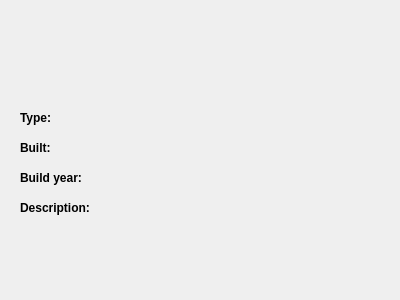
This is vika3/ui/moreinfocomputer.ui in hlynurstef/Verklegt-namskeid-1-vika-3 as Qt 5 draws it before an edit. The edited form follows.
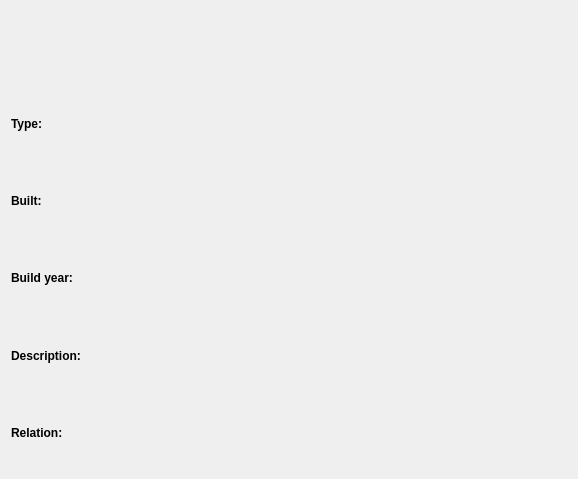
This is the edited form. Icons and pictures are not drawn.

Diff of the .ui file:
```diff
--- a/vika3/ui/moreinfocomputer.ui
+++ b/vika3/ui/moreinfocomputer.ui
@@ -6,10 +6,16 @@
    <rect>
     <x>0</x>
     <y>0</y>
-    <width>400</width>
-    <height>300</height>
+    <width>578</width>
+    <height>479</height>
    </rect>
   </property>
+  <property name="minimumSize">
+   <size>
+    <width>578</width>
+    <height>479</height>
+   </size>
+  </property>
   <property name="windowTitle">
    <string>More Information</string>
   </property>
@@ -17,15 +23,56 @@
    <iconset resource="resources.qrc">
     <normaloff>:/icons/Images/information.png</normaloff>:/icons/Images/information.png</iconset>
   </property>
+  <layout class="QGridLayout" name="gridLayout">
+   <item row="3" column="1">
+    <widget class="QLabel" name="label_buildYear">
+     <property name="text">
+      <string/>
+     </property>
+    </widget>
+   </item>
+   <item row="1" column="1">
+    <widget class="QLabel" name="label_type">
+     <property name="text">
+      <string/>
+     </property>
+    </widget>
+   </item>
+   <item row="2" column="1">
+    <widget class="QLabel" name="label_built">
+     <property name="text">
+      <string/>
+     </property>
+    </widget>
+   </item>
+   <item row="2" column="0">
+    <widget class="QLabel" name="built">
+     <property name="font">
+      <font>
+       <weight>75</weight>
+       <bold>true</bold>
+      </font>
+     </property>
+     <property name="text">
+      <string>Built: </string>
+     </property>
+    </widget>
+   </item>
+   <item row="1" column="0">
+    <widget class="QLabel" name="type">
+     <property name="font">
+      <font>
+       <weight>75</weight>
+       <bold>true</bold>
+      </font>
+     </property>
+     <property name="text">
+      <string>Type: </string>
+     </property>
+    </widget>
+   </item>
+   <item row="0" column="0" colspan="2">
   <widget class="QLabel" name="label_name">
-   <property name="geometry">
-    <rect>
-     <x>20</x>
-     <y>10</y>
-     <width>361</width>
-     <height>71</height>
-    </rect>
-   </property>
    <property name="font">
     <font>
      <family>Small Fonts</family>
@@ -38,53 +85,16 @@
     <string/>
    </property>
   </widget>
-  <widget class="QLabel" name="type">
-   <property name="geometry">
-    <rect>
-     <x>20</x>
-     <y>110</y>
-     <width>55</width>
-     <height>16</height>
-    </rect>
-   </property>
-   <property name="font">
-    <font>
-     <weight>75</weight>
-     <bold>true</bold>
-    </font>
-   </property>
+   </item>
+   <item row="4" column="1">
+    <widget class="QLabel" name="label_description">
    <property name="text">
-    <string>Type: </string>
-   </property>
-  </widget>
-  <widget class="QLabel" name="built">
-   <property name="geometry">
-    <rect>
-     <x>20</x>
-     <y>140</y>
-     <width>55</width>
-     <height>16</height>
-    </rect>
-   </property>
-   <property name="font">
-    <font>
-     <weight>75</weight>
-     <bold>true</bold>
-    </font>
-   </property>
-   <property name="text">
-    <string>Built: </string>
-   </property>
-  </widget>
+      <string/>
+     </property>
+    </widget>
+   </item>
+   <item row="3" column="0">
   <widget class="QLabel" name="buildYear">
-   <property name="geometry">
-    <rect>
-     <x>20</x>
-     <y>170</y>
-     <width>71</width>
-     <height>16</height>
-    </rect>
-   </property>
    <property name="font">
     <font>
      <weight>75</weight>
@@ -95,15 +105,9 @@
     <string>Build year:</string>
    </property>
   </widget>
+   </item>
+   <item row="4" column="0">
   <widget class="QLabel" name="description">
-   <property name="geometry">
-    <rect>
-     <x>20</x>
-     <y>200</y>
-     <width>81</width>
-     <height>16</height>
-    </rect>
-   </property>
    <property name="font">
     <font>
      <weight>75</weight>
@@ -114,58 +118,28 @@
     <string>Description: </string>
    </property>
   </widget>
-  <widget class="QLabel" name="label_type">
-   <property name="geometry">
-    <rect>
-     <x>130</x>
-     <y>110</y>
-     <width>161</width>
-     <height>16</height>
-    </rect>
+   </item>
+   <item row="5" column="0">
+    <widget class="QLabel" name="relation">
+     <property name="font">
+      <font>
+       <weight>75</weight>
+       <bold>true</bold>
+      </font>
    </property>
    <property name="text">
-    <string/>
-   </property>
-  </widget>
-  <widget class="QLabel" name="label_built">
-   <property name="geometry">
-    <rect>
-     <x>130</x>
-     <y>140</y>
-     <width>55</width>
-     <height>16</height>
-    </rect>
-   </property>
+      <string>Relation:</string>
+     </property>
+    </widget>
+   </item>
+   <item row="5" column="1">
+    <widget class="QLabel" name="label_relation">
    <property name="text">
     <string/>
    </property>
   </widget>
-  <widget class="QLabel" name="label_buildYear">
-   <property name="geometry">
-    <rect>
-     <x>130</x>
-     <y>170</y>
-     <width>55</width>
-     <height>16</height>
-    </rect>
-   </property>
-   <property name="text">
-    <string/>
-   </property>
-  </widget>
-  <widget class="QLabel" name="label_description">
-   <property name="geometry">
-    <rect>
-     <x>130</x>
-     <y>200</y>
-     <width>251</width>
-     <height>41</height>
-    </rect>
-   </property>
-   <property name="text">
-    <string/>
-   </property>
-  </widget>
+   </item>
+  </layout>
  </widget>
  <resources>
   <include location="resources.qrc"/>
```
Lines whose indentation alone changed are shown as unchanged.
